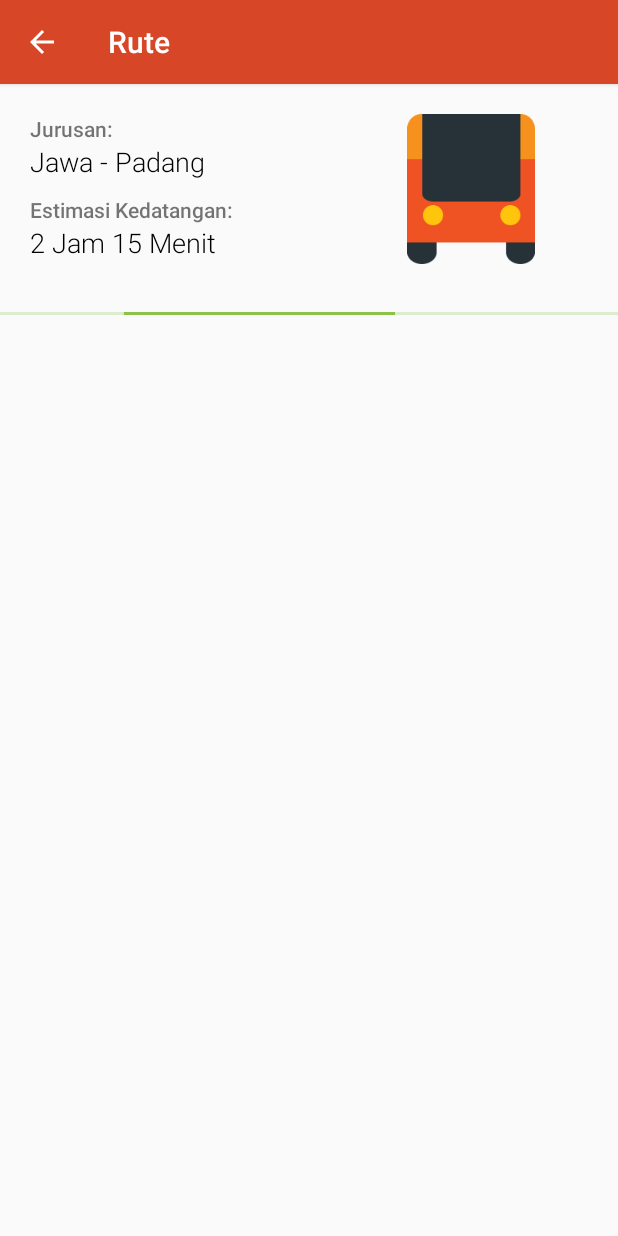
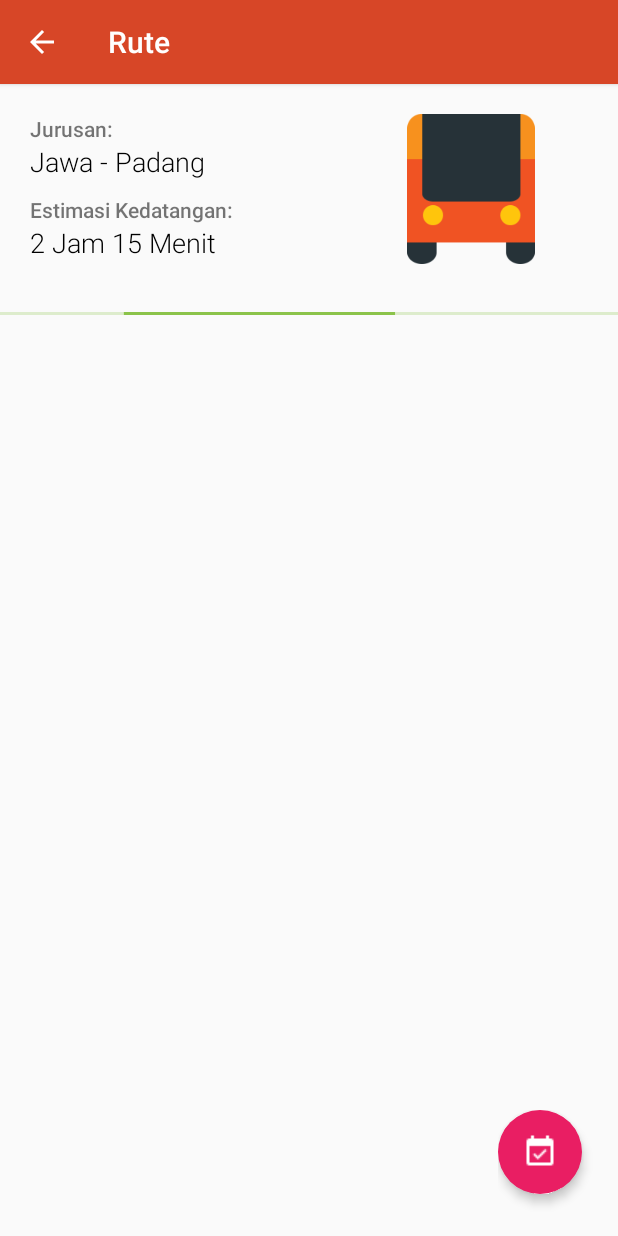
Before and after one commit to fajarpnugroho/Transiro, an Android app: the RuteActivity screen opened directly, with no data from a screen before it, on a phone screen of 412 x 824 dp. Run offline under Robolectric (Android 15) with nearby library versions, the phone set to English and light mode, and no system bars; our stand-ins replace ButterKnife, Volley; network calls fail; 2 statements that could not run were skipped.

Commit message:
add fab
fab

```diff
--- /dev/null
+++ b/app/src/main/res/anim/fabraise.xml
@@ -0,0 +1,17 @@
+<?xml version="1.0" encoding="utf-8"?>
+<selector xmlns:android="http://schemas.android.com/apk/res/android">
+    <item android:state_enabled="true" android:state_pressed="true">
+        <objectAnimator
+            android:duration="@android:integer/config_shortAnimTime"
+            android:propertyName="translationZ"
+            android:valueTo="@dimen/fab_elevation"
+            android:valueType="floatType" />
+    </item>
+    <item>
+        <objectAnimator
+            android:duration="@android:integer/config_shortAnimTime"
+            android:propertyName="translationZ"
+            android:valueTo="@dimen/layer_1"
+            android:valueType="floatType" />
+    </item>
+</selector>
--- /dev/null
+++ b/app/src/main/res/drawable-v21/fab.xml
@@ -0,0 +1,10 @@
+<?xml version="1.0" encoding="utf-8"?>
+<ripple xmlns:android="http://schemas.android.com/apk/res/android"
+    android:color="@android:color/white">
+    <item>
+        <shape android:shape="oval">
+            <solid android:color="@color/fusia"/>
+            <size android:height="@dimen/fab_size" android:width="@dimen/fab_size"/>
+        </shape>
+    </item>
+</ripple>
--- /dev/null
+++ b/app/src/main/res/drawable/fab.xml
@@ -0,0 +1,11 @@
+<?xml version="1.0" encoding="utf-8"?>
+
+<layer-list xmlns:android="http://schemas.android.com/apk/res/android">
+    <item>
+        <shape xmlns:android="http://schemas.android.com/apk/res/android"
+            android:shape="oval" >
+            <solid android:color="@color/fusia"/>
+            <size android:height="@dimen/fab_size" android:width="@dimen/fab_size"/>
+        </shape>
+    </item>
+</layer-list>
--- a/app/src/main/res/layout/activity_rute.xml
+++ b/app/src/main/res/layout/activity_rute.xml
@@ -1,16 +1,13 @@
 <?xml version="1.0" encoding="utf-8"?>
-<!--<FrameLayout xmlns:android="http://schemas.android.com/apk/res/android"
-    android:layout_width="match_parent"
-    android:layout_height="match_parent"
-    android:id="@+id/main_frame"
-    android:name="com.seventh.transiro.fragment.BusRowFragment">
-
-</FrameLayout> -->
-<ScrollView
+<RelativeLayout
     xmlns:android="http://schemas.android.com/apk/res/android"
     xmlns:app="http://schemas.android.com/apk/res-auto"
     android:layout_width="match_parent"
     android:layout_height="match_parent">
+
+    <ScrollView
+        android:layout_width="match_parent"
+        android:layout_height="match_parent">
 
     <LinearLayout
         android:layout_width="match_parent"
@@ -111,4 +108,22 @@
             android:orientation="vertical" />
 
     </LinearLayout>
-</ScrollView>
+    </ScrollView>
+    <FrameLayout
+    android:layout_width="wrap_content"
+    android:layout_height="wrap_content"
+    android:layout_alignParentBottom="true"
+    android:layout_alignParentRight="true"
+        >
+    <ImageButton
+        android:layout_width="wrap_content"
+        android:layout_height="wrap_content"
+        android:id="@+id/fab"
+        android:layout_marginRight="@dimen/fab_right_layout_margin"
+        android:layout_marginBottom="@dimen/fab_bottom_layout_margin"
+        android:background="@drawable/fab"
+        android:src="@drawable/ic_event_set_white"
+        android:elevation="@dimen/layer_1"
+        android:stateListAnimator="@anim/fabraise"/>
+    </FrameLayout>
+</RelativeLayout>
--- a/app/src/main/res/values/strings.xml
+++ b/app/src/main/res/values/strings.xml
@@ -8,4 +8,7 @@
     <string name="transition_image">transition_image</string>
     <string name="transition_jurusan">transition_jurusan</string>
     <string name="transition_eta">transition_eta</string>
+
+    <string name="toast_added_reminder">Added reminder.</string>
+    <string name="toast_deleted_reminder">Removed reminder.</string>
 </resources>
```
Also changed, not shown: app/src/main/java/com/seventh/transiro/activity/RuteActivity.java (+83 -0 lines), app/src/main/res/drawable/ic_event_set_white.png (added), app/src/main/res/drawable/ic_event_unset_white.png (added).
